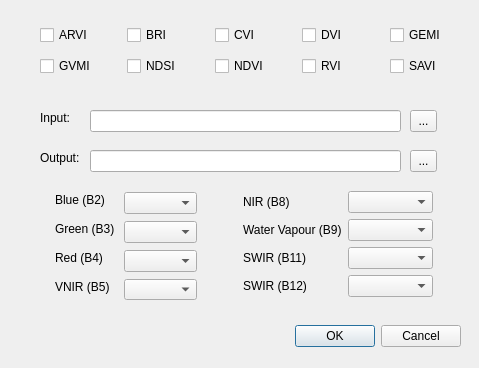
The window that index_calculator_dialog_base.ui (VeronikaH98/bc) describes before a commit, drawn with Qt 5.
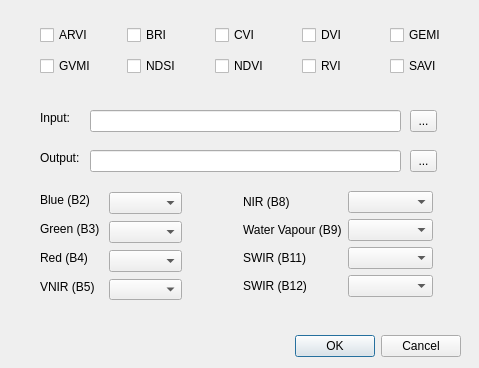
The same window after the commit.

```diff
--- a/index_calculator_dialog_base.ui
+++ b/index_calculator_dialog_base.ui
@@ -17,7 +17,7 @@
    <property name="geometry">
     <rect>
      <x>120</x>
-     <y>320</y>
+     <y>330</y>
      <width>341</width>
      <height>32</height>
     </rect>
@@ -32,7 +32,7 @@
   <widget class="QComboBox" name="cmb_blue">
    <property name="geometry">
     <rect>
-     <x>124</x>
+     <x>109</x>
      <y>192</y>
      <width>73</width>
      <height>22</height>
@@ -42,7 +42,7 @@
   <widget class="QComboBox" name="cmb_green">
    <property name="geometry">
     <rect>
-     <x>124</x>
+     <x>109</x>
      <y>221</y>
      <width>73</width>
      <height>22</height>
@@ -52,7 +52,7 @@
   <widget class="QComboBox" name="cmb_red">
    <property name="geometry">
     <rect>
-     <x>124</x>
+     <x>109</x>
      <y>250</y>
      <width>73</width>
      <height>22</height>
@@ -216,14 +216,14 @@
   <widget class="QComboBox" name="cmb_vnir">
    <property name="geometry">
     <rect>
-     <x>124</x>
+     <x>109</x>
      <y>279</y>
      <width>73</width>
      <height>21</height>
     </rect>
    </property>
   </widget>
-  <widget class="QWidget" name="">
+  <widget class="QWidget" name="layoutWidget">
    <property name="geometry">
     <rect>
      <x>243</x>
@@ -278,7 +278,7 @@
   <widget class="QLabel" name="label_7">
    <property name="geometry">
     <rect>
-     <x>55</x>
+     <x>40</x>
      <y>279</y>
      <width>56</width>
      <height>16</height>
@@ -291,7 +291,7 @@
   <widget class="QLabel" name="label">
    <property name="geometry">
     <rect>
-     <x>55</x>
+     <x>40</x>
      <y>192</y>
      <width>52</width>
      <height>16</height>
@@ -304,7 +304,7 @@
   <widget class="QLabel" name="label_2">
    <property name="geometry">
     <rect>
-     <x>55</x>
+     <x>40</x>
      <y>221</y>
      <width>62</width>
      <height>16</height>
@@ -317,7 +317,7 @@
   <widget class="QLabel" name="label_3">
    <property name="geometry">
     <rect>
-     <x>55</x>
+     <x>40</x>
      <y>250</y>
      <width>50</width>
      <height>16</height>
```
